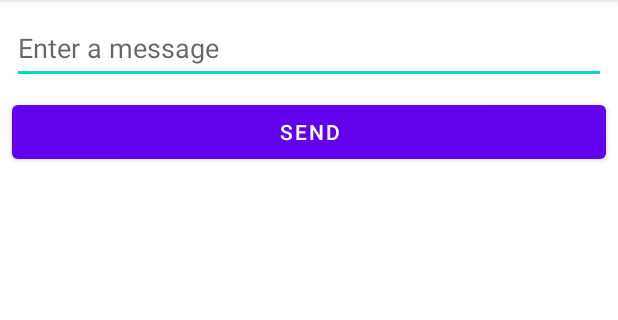
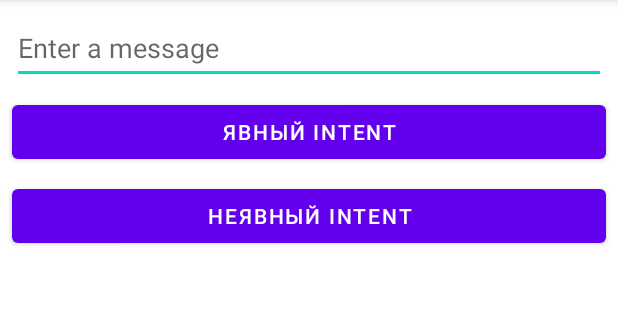
Before and after one commit to dgmedvedev/Messenger, an Android app: the screen it shows after launch (CreateMessageActivity), on a phone screen of 412 x 824 dp, the part 84-404 px from its top. Run offline under Robolectric (Android 15) with nearby library versions, the phone set to English and light mode, and no system bars.

Commit message:
Completed project

```diff
--- a/app/src/main/java/demo/com/CreateMessageActivity.java
+++ b/app/src/main/java/demo/com/CreateMessageActivity.java
@@ -18,6 +18,7 @@ public class CreateMessageActivity extends AppCompatActivity {
 
         editTextMsg = findViewById(R.id.editTextMessage);
         Button buttonSend = findViewById(R.id.buttonSend);
+        Button buttonSendOut = findViewById(R.id.buttonSendOut);
 
         buttonSend.setOnClickListener(view -> {
             String msg = editTextMsg.getText().toString();
@@ -25,5 +26,15 @@ public class CreateMessageActivity extends AppCompatActivity {
             intent.putExtra("message", msg); // вложили в intent данные
             startActivity(intent);
         });
+
+        buttonSendOut.setOnClickListener(view -> {
+            String msg = editTextMsg.getText().toString();
+            Intent intent = new Intent(Intent.ACTION_SEND);
+            intent.setType("text/plain");
+            intent.putExtra(Intent.EXTRA_TEXT, msg); // вложили в intent данные
+            // дополнительный intent, чтобы невозможно было по умолчанию выбрать приложение
+            Intent chosenIntent = Intent.createChooser(intent, getString(R.string.chooser_title));
+            startActivity(chosenIntent);
+        });
     }
 }
--- a/app/src/main/res/layout/activity_message_create.xml
+++ b/app/src/main/res/layout/activity_message_create.xml
@@ -28,4 +28,14 @@
         app:layout_constraintEnd_toEndOf="parent"
         app:layout_constraintStart_toStartOf="parent"
         app:layout_constraintTop_toBottomOf="@+id/editTextMessage" />
+
+    <Button
+        android:id="@+id/buttonSendOut"
+        android:layout_width="0dp"
+        android:layout_height="wrap_content"
+        android:layout_margin="8dp"
+        android:text="@string/button_send_out"
+        app:layout_constraintEnd_toEndOf="parent"
+        app:layout_constraintStart_toStartOf="parent"
+        app:layout_constraintTop_toBottomOf="@+id/buttonSend" />
 </androidx.constraintlayout.widget.ConstraintLayout>
--- a/app/src/main/res/values/strings.xml
+++ b/app/src/main/res/values/strings.xml
@@ -1,6 +1,7 @@
 <resources>
     <string name="app_name">Messenger</string>
-    <string name="name_plain_text_message">Name</string>
-    <string name="button_send">Send</string>
+    <string name="button_send">Явный intent</string>
+    <string name="button_send_out">Неявный intent</string>
     <string name="hint_enter_msg">Enter a message</string>
+    <string name="chooser_title">Как вы хотите отправить сообщение?</string>
 </resources>
```
